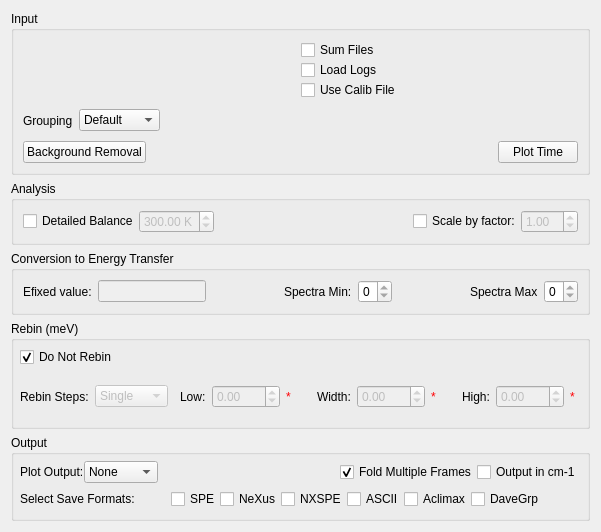
Above: Code/Mantid/MantidQt/CustomInterfaces/inc/MantidQtCustomInterfaces/Indirect/IndirectConvertToEnergy.ui from mantidproject/mantid before the change. Below: the same form after it.
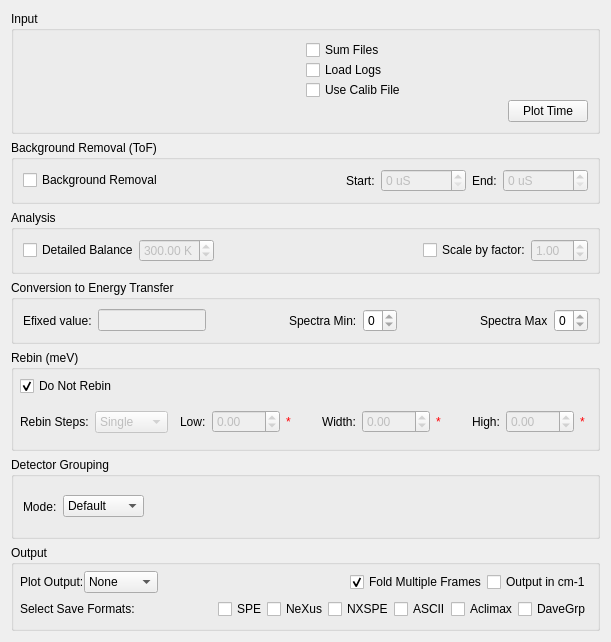
That is the form after the change. The open tabs and pages were chosen to show the change. Custom widgets are drawn as their Qt base class.

Commit message:
New background option, move grouping on IDR ET
Refs #10960

The edit to the form file:
```diff
--- a/Code/Mantid/MantidQt/CustomInterfaces/inc/MantidQtCustomInterfaces/Indirect/IndirectConvertToEnergy.ui
+++ b/Code/Mantid/MantidQt/CustomInterfaces/inc/MantidQtCustomInterfaces/Indirect/IndirectConvertToEnergy.ui
@@ -6,8 +6,8 @@
    <rect>
     <x>0</x>
     <y>0</y>
-    <width>601</width>
-    <height>532</height>
+    <width>611</width>
+    <height>629</height>
    </rect>
   </property>
   <property name="windowTitle">
@@ -103,145 +103,8 @@
         </item>
        </layout>
       </item>
-      <item>
-       <layout class="QHBoxLayout" name="loGroupingOptions">
-        <property name="spacing">
-         <number>6</number>
-        </property>
-        <item>
-         <widget class="QLabel" name="lbMapping">
-          <property name="sizePolicy">
-           <sizepolicy hsizetype="Preferred" vsizetype="Preferred">
-            <horstretch>0</horstretch>
-            <verstretch>0</verstretch>
-           </sizepolicy>
-          </property>
-          <property name="layoutDirection">
-           <enum>Qt::LeftToRight</enum>
-          </property>
-          <property name="text">
-           <string>Grouping</string>
-          </property>
-          <property name="buddy">
-           <cstring>cbMappingOptions</cstring>
-          </property>
-         </widget>
-        </item>
-        <item>
-         <widget class="QComboBox" name="cbMappingOptions">
-          <property name="toolTip">
-           <string>Select type of detector grouping to apply.</string>
-          </property>
-          <item>
-           <property name="text">
-            <string>Default</string>
-           </property>
-          </item>
-          <item>
-           <property name="text">
-            <string>Individual</string>
-           </property>
-          </item>
-          <item>
-           <property name="text">
-            <string>Groups</string>
-           </property>
-          </item>
-          <item>
-           <property name="text">
-            <string>All</string>
-           </property>
-          </item>
-          <item>
-           <property name="text">
-            <string>File</string>
-           </property>
-          </item>
-         </widget>
-        </item>
-        <item>
-         <widget class="QStackedWidget" name="swMapping">
-          <property name="lineWidth">
-           <number>0</number>
-          </property>
-          <property name="currentIndex">
-           <number>2</number>
-          </property>
-          <widget class="QWidget" name="pgMapFile">
-           <layout class="QHBoxLayout" name="horizontalLayout_5">
-            <item>
-             <widget class="MantidQt::MantidWidgets::MWRunFiles" name="dsMapFile" native="true">
-              <property name="sizePolicy">
-               <sizepolicy hsizetype="Preferred" vsizetype="Fixed">
-                <horstretch>0</horstretch>
-                <verstretch>41</verstretch>
-               </sizepolicy>
-              </property>
-              <property name="findRunFiles" stdset="0">
-               <bool>false</bool>
-              </property>
-              <property name="label" stdset="0">
-               <string/>
-              </property>
-              <property name="multipleFiles" stdset="0">
-               <bool>false</bool>
-              </property>
-              <property name="algorithmAndProperty" stdset="0">
-               <string/>
-              </property>
-              <property name="fileExtensions" stdset="0">
-               <stringlist>
-                <string>.map</string>
-               </stringlist>
-              </property>
-             </widget>
-            </item>
-           </layout>
-          </widget>
-          <widget class="QWidget" name="pgMappingGroups">
-           <layout class="QHBoxLayout" name="horizontalLayout_26">
-            <item>
-             <widget class="QLabel" name="lbNoGroups">
-              <property name="text">
-               <string>Number of Groups: </string>
-              </property>
-             </widget>
-            </item>
-            <item>
-             <widget class="QSpinBox" name="spNumberGroups"/>
-            </item>
-            <item>
-             <spacer name="horizontalSpacer_5">
-              <property name="orientation">
-               <enum>Qt::Horizontal</enum>
-              </property>
-              <property name="sizeHint" stdset="0">
-               <size>
-                <width>40</width>
-                <height>20</height>
-               </size>
-              </property>
-             </spacer>
-            </item>
-           </layout>
-          </widget>
-          <widget class="QWidget" name="pgMappingBlank"/>
-         </widget>
-        </item>
-       </layout>
-      </item>
       <item>
        <layout class="QHBoxLayout" name="loInputActionButtons">
-        <item>
-         <widget class="QPushButton" name="pbBackgroundRemoval">
-          <property name="toolTip">
-           <string>Remove a range of background value.</string>
-          </property>
-          <property name="text">
-           <string>Background Removal</string>
-          </property>
-         </widget>
-        </item>
         <item>
          <spacer name="horizontalSpacer_4">
           <property name="orientation">
@@ -270,6 +133,75 @@
      </layout>
     </widget>
    </item>
+   <item>
+    <widget class="QGroupBox" name="gbBackgroundRemoval">
+     <property name="title">
+      <string>Background Removal (ToF)</string>
+     </property>
+     <layout class="QHBoxLayout" name="horizontalLayout_3">
+      <item>
+       <widget class="QCheckBox" name="ckBackgroundRemoval">
+        <property name="text">
+         <string>Background Removal</string>
+        </property>
+       </widget>
+      </item>
+      <item>
+       <spacer name="horizontalSpacer">
+        <property name="orientation">
+         <enum>Qt::Horizontal</enum>
+        </property>
+        <property name="sizeHint" stdset="0">
+         <size>
+          <width>40</width>
+          <height>20</height>
+         </size>
+        </property>
+       </spacer>
+      </item>
+      <item>
+       <widget class="QLabel" name="lbBackgroundStart">
+        <property name="text">
+         <string>Start:</string>
+        </property>
+       </widget>
+      </item>
+      <item>
+       <widget class="QSpinBox" name="spBackgroundStart">
+        <property name="enabled">
+         <bool>false</bool>
+        </property>
+        <property name="suffix">
+         <string> uS</string>
+        </property>
+        <property name="maximum">
+         <number>999999</number>
+        </property>
+       </widget>
+      </item>
+      <item>
+       <widget class="QLabel" name="lbBackgroundEnd">
+        <property name="text">
+         <string>End:</string>
+        </property>
+       </widget>
+      </item>
+      <item>
+       <widget class="QSpinBox" name="spBackgroundEnd">
+        <property name="enabled">
+         <bool>false</bool>
+        </property>
+        <property name="suffix">
+         <string> uS</string>
+        </property>
+        <property name="maximum">
+         <number>999999</number>
+        </property>
+       </widget>
+      </item>
+     </layout>
+    </widget>
+   </item>
    <item>
     <widget class="QGroupBox" name="gbAnalysis">
      <property name="title">
@@ -686,6 +618,135 @@
      </layout>
     </widget>
    </item>
+   <item>
+    <widget class="QGroupBox" name="gbGrouping">
+     <property name="title">
+      <string>Detector Grouping</string>
+     </property>
+     <layout class="QHBoxLayout" name="horizontalLayout_4">
+      <item>
+       <widget class="QLabel" name="lbGroupingMode">
+        <property name="sizePolicy">
+         <sizepolicy hsizetype="Preferred" vsizetype="Preferred">
+          <horstretch>0</horstretch>
+          <verstretch>0</verstretch>
+         </sizepolicy>
+        </property>
+        <property name="layoutDirection">
+         <enum>Qt::LeftToRight</enum>
+        </property>
+        <property name="text">
+         <string>Mode:</string>
+        </property>
+        <property name="buddy">
+         <cstring>cbGroupingOptions</cstring>
+        </property>
+       </widget>
+      </item>
+      <item>
+       <widget class="QComboBox" name="cbGroupingOptions">
+        <property name="toolTip">
+         <string>Select type of detector grouping to apply.</string>
+        </property>
+        <item>
+         <property name="text">
+          <string>Default</string>
+         </property>
+        </item>
+        <item>
+         <property name="text">
+          <string>Individual</string>
+         </property>
+        </item>
+        <item>
+         <property name="text">
+          <string>Groups</string>
+         </property>
+        </item>
+        <item>
+         <property name="text">
+          <string>All</string>
+         </property>
+        </item>
+        <item>
+         <property name="text">
+          <string>File</string>
+         </property>
+        </item>
+       </widget>
+      </item>
+      <item>
+       <widget class="QStackedWidget" name="swGrouping">
+        <property name="lineWidth">
+         <number>0</number>
+        </property>
+        <property name="currentIndex">
+         <number>2</number>
+        </property>
+        <widget class="QWidget" name="pgMapFile">
+         <layout class="QHBoxLayout" name="horizontalLayout_5">
+          <item>
+           <widget class="MantidQt::MantidWidgets::MWRunFiles" name="dsMapFile" native="true">
+            <property name="sizePolicy">
+             <sizepolicy hsizetype="Preferred" vsizetype="Fixed">
+              <horstretch>0</horstretch>
+              <verstretch>41</verstretch>
+             </sizepolicy>
+            </property>
+            <property name="findRunFiles" stdset="0">
+             <bool>false</bool>
+            </property>
+            <property name="label" stdset="0">
+             <string/>
+            </property>
+            <property name="multipleFiles" stdset="0">
+             <bool>false</bool>
+            </property>
+            <property name="algorithmAndProperty" stdset="0">
+             <string/>
+            </property>
+            <property name="fileExtensions" stdset="0">
+             <stringlist>
+              <string>.map</string>
+             </stringlist>
+            </property>
+           </widget>
+          </item>
+         </layout>
+        </widget>
+        <widget class="QWidget" name="pgMappingGroups">
+         <layout class="QHBoxLayout" name="horizontalLayout_26">
+          <item>
+           <widget class="QLabel" name="lbNoGroups">
+            <property name="text">
+             <string>Number of Groups: </string>
+            </property>
+           </widget>
+          </item>
+          <item>
+           <widget class="QSpinBox" name="spNumberGroups"/>
+          </item>
+          <item>
+           <spacer name="horizontalSpacer_5">
+            <property name="orientation">
+             <enum>Qt::Horizontal</enum>
+            </property>
+            <property name="sizeHint" stdset="0">
+             <size>
+              <width>40</width>
+              <height>20</height>
+             </size>
+            </property>
+           </spacer>
+          </item>
+         </layout>
+        </widget>
+        <widget class="QWidget" name="pgMappingBlank"/>
+       </widget>
+      </item>
+     </layout>
+    </widget>
+   </item>
    <item>
     <widget class="QGroupBox" name="gbOutput">
      <property name="title">
@@ -777,19 +838,6 @@
           </property>
          </widget>
         </item>
-        <item>
-         <spacer name="horizontalSpacer_10">
-          <property name="orientation">
-           <enum>Qt::Horizontal</enum>
-          </property>
-          <property name="sizeHint" stdset="0">
-           <size>
-            <width>40</width>
-            <height>20</height>
-           </size>
-          </property>
-         </spacer>
-        </item>
        </layout>
       </item>
       <item row="0" column="0">
```
Left out of the diff: 32 changed lines with no effect on the pictures. The commit also changes 2 other files.
